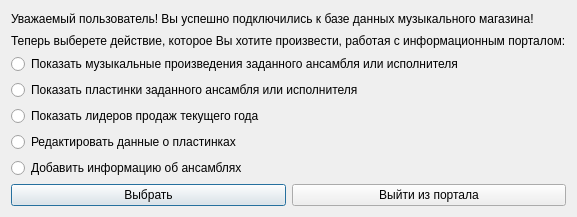
The window that mainmenu.ui (Simon0013/qt_cpp_database_app) describes before a commit, drawn with Qt 5.
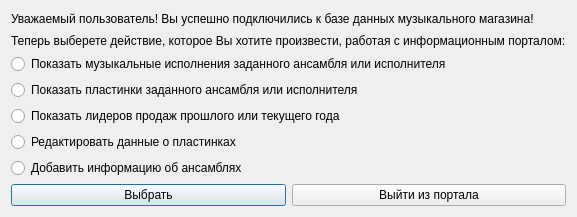
The same window after the commit.

The edit to the form file:
```diff
--- a/mainmenu.ui
+++ b/mainmenu.ui
@@ -31,7 +31,7 @@
    <item row="2" column="0" colspan="2">
     <widget class="QRadioButton" name="showMusicButton">
      <property name="text">
-      <string>Показать музыкальные произведения заданного ансамбля или исполнителя</string>
+      <string>Показать музыкальные исполнения заданного ансамбля или исполнителя</string>
      </property>
     </widget>
    </item>
@@ -42,13 +42,6 @@
      </property>
     </widget>
    </item>
-   <item row="4" column="0">
-    <widget class="QRadioButton" name="showRatingButton">
-     <property name="text">
-      <string>Показать лидеров продаж текущего года</string>
-     </property>
-    </widget>
-   </item>
    <item row="5" column="0">
     <widget class="QRadioButton" name="editDiscButton">
      <property name="text">
@@ -77,6 +70,13 @@
      </property>
     </widget>
    </item>
+   <item row="4" column="0" colspan="2">
+    <widget class="QRadioButton" name="showRatingButton">
+     <property name="text">
+      <string>Показать лидеров продаж прошлого или текущего года</string>
+     </property>
+    </widget>
+   </item>
   </layout>
  </widget>
  <resources/>
```
